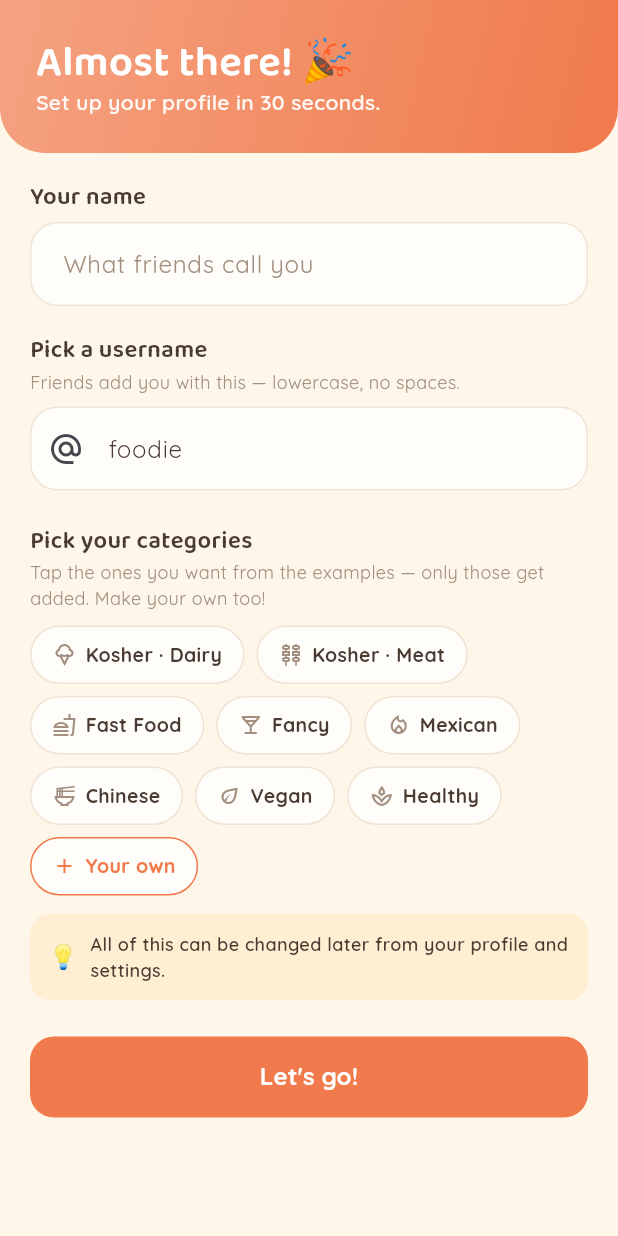
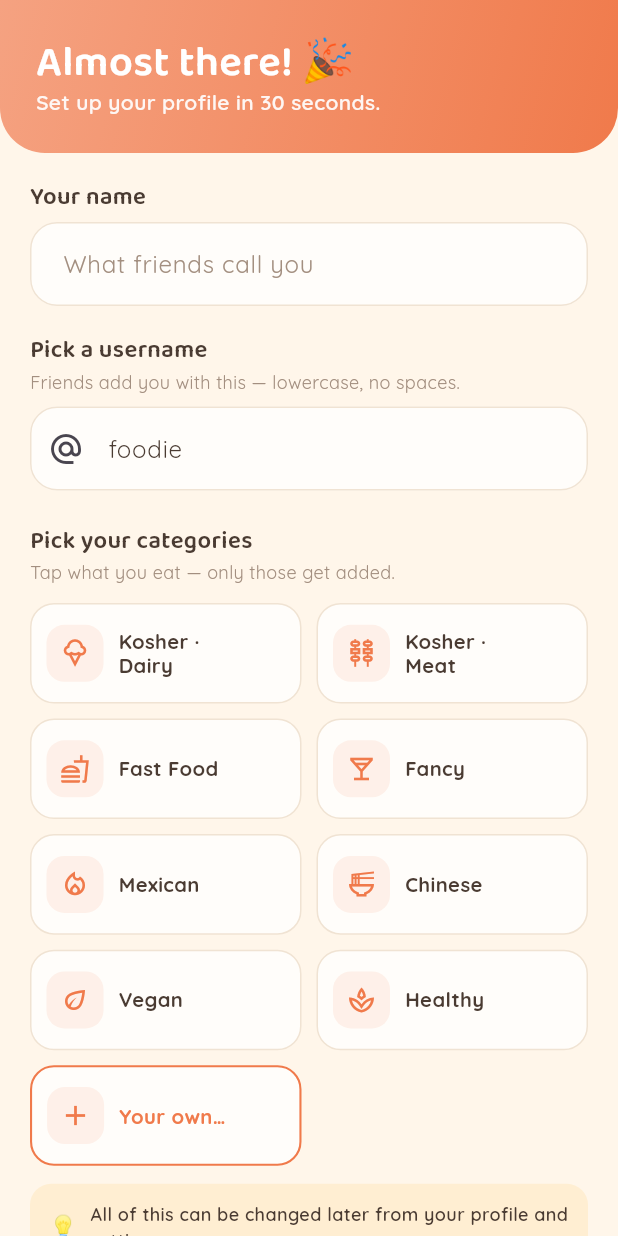
Before and after one commit to AviCagan/Restaurant-tracking, a Flutter app: the ProfileSetupScreen screen opened directly, on a phone screen of 412 x 824 dp. Run offline on Flutter 3.47's test engine with Material 3 defaults, Android fonts, the phone set to English and light mode, and no system bars; our stand-ins replace cached_network_image, cloud_firestore, firebase_auth, firebase_core, firebase_storage, flutter_local_notifications and 9 more; missing offline and left inert: dart:js_interop; accounts and stored records are empty; generated files the repository leaves out were written again.

Commit message:
Fix stale-data restores, unify the Maps key, redesign setup category picker
- android:allowBackup=false: Android was silently restoring old local data
  (friend groups, prefs, the "tour seen" flag) from Google backup on
  reinstall — which resurrected deleted groups and skipped the tutorial
  after the "fresh start" wipe. Installs are now genuinely fresh.
- The Android manifest's hardcoded Maps key now matches the new key used
  everywhere else (one key for map, search, and web).
- Account-creation category picker rebuilt as a two-column grid of big
  tappable cards (icon bubble, label, springy check, live "N picked"
  counter) with a "Your own…" card — much clearer than the little chips.

Co-Authored-By: Claude Fable 5 <noreply@anthropic.com>
Claude-Session: https://claude.ai/code/session_01EyujdCbA9PVdFpE7vHT831

```diff
--- a/lib/screens/profile_setup_screen.dart
+++ b/lib/screens/profile_setup_screen.dart
@@ -144,7 +144,7 @@ class _ProfileSetupScreenState extends State<ProfileSetupScreen> {
     }
   }
 
-  Widget _categoryChip(AppCategory c) {
+  Widget _categoryCard(AppCategory c) {
     final colors = context.colors;
     final on = _picked.contains(c.key);
     return GestureDetector(
@@ -153,27 +153,87 @@ class _ProfileSetupScreenState extends State<ProfileSetupScreen> {
         setState(() => on ? _picked.remove(c.key) : _picked.add(c.key));
       },
       child: AnimatedContainer(
-        duration: const Duration(milliseconds: 120),
-        padding: const EdgeInsets.symmetric(horizontal: 14, vertical: 9),
+        duration: const Duration(milliseconds: 150),
+        curve: Curves.easeOut,
+        padding: const EdgeInsets.symmetric(horizontal: 10, vertical: 10),
         decoration: BoxDecoration(
-          color: on ? AppTheme.accent : colors.surface,
-          borderRadius: BorderRadius.circular(30),
-          border: Border.all(color: on ? AppTheme.accent : colors.line),
+          color: on
+              ? AppTheme.accent.withValues(alpha: 0.14)
+              : colors.surface,
+          borderRadius: BorderRadius.circular(16),
+          border: Border.all(
+              color: on ? AppTheme.accent : colors.line,
+              width: on ? 2 : 1),
         ),
         child: Row(
-          mainAxisSize: MainAxisSize.min,
           children: [
-            Icon(c.icon, size: 16, color: on ? Colors.white : colors.subtle),
-            const SizedBox(width: 6),
-            Text(c.label,
+            AnimatedContainer(
+              duration: const Duration(milliseconds: 150),
+              width: 38,
+              height: 38,
+              decoration: BoxDecoration(
+                color: on
+                    ? AppTheme.accent
+                    : AppTheme.accent.withValues(alpha: 0.10),
+                borderRadius: BorderRadius.circular(12),
+              ),
+              child: Icon(c.icon,
+                  size: 20, color: on ? Colors.white : AppTheme.accent),
+            ),
+            const SizedBox(width: 10),
+            Expanded(
+              child: Text(c.label,
+                  maxLines: 2,
+                  overflow: TextOverflow.ellipsis,
                   style: TextStyle(
-                    fontSize: 13,
-                    fontWeight: FontWeight.w700,
-                    color: on ? Colors.white : colors.ink)),
-            if (on) ...[
-              const SizedBox(width: 5),
-              const Icon(Icons.check, size: 14, color: Colors.white),
+                      fontSize: 13.5,
+                      height: 1.15,
+                      fontWeight: FontWeight.w800,
+                      color: on ? AppTheme.accentDark : colors.ink)),
+            ),
+            AnimatedScale(
+              duration: const Duration(milliseconds: 180),
+              curve: Curves.easeOutBack,
+              scale: on ? 1 : 0,
+              child: Icon(Icons.check_circle,
+                  size: 20, color: AppTheme.accent),
+            ),
           ],
+        ),
+      ),
+    );
+  }
+
+  Widget _addYourOwnCard() {
+    final colors = context.colors;
+    return GestureDetector(
+      onTap: _addCustom,
+      child: Container(
+        padding: const EdgeInsets.symmetric(horizontal: 10, vertical: 10),
+        decoration: BoxDecoration(
+          color: colors.surface,
+          borderRadius: BorderRadius.circular(16),
+          border: Border.all(color: AppTheme.accent, width: 1.4),
+        ),
+        child: Row(
+          children: [
+            Container(
+              width: 38,
+              height: 38,
+              decoration: BoxDecoration(
+                color: AppTheme.accent.withValues(alpha: 0.10),
+                borderRadius: BorderRadius.circular(12),
+              ),
+              child: Icon(Icons.add, size: 22, color: AppTheme.accent),
+            ),
+            const SizedBox(width: 10),
+            Expanded(
+              child: Text('Your own…',
+                  style: TextStyle(
+                      fontSize: 13.5,
+                      fontWeight: FontWeight.w800,
+                      color: AppTheme.accent)),
+            ),
           ],
         ),
       ),
@@ -234,46 +294,48 @@ class _ProfileSetupScreenState extends State<ProfileSetupScreen> {
                   ),
                 ),
                 const SizedBox(height: 24),
+                Row(
+                  children: [
                     Text('Pick your categories',
                         style: AppTheme.heading(16, color: colors.ink)),
-                const SizedBox(height: 4),
-                Text(
-                    'Tap the ones you want from the examples — only those '
-                    'get added. Make your own too!',
-                    style: TextStyle(fontSize: 12, color: colors.subtle)),
-                const SizedBox(height: 10),
-                Wrap(
-                  spacing: 8,
-                  runSpacing: 8,
-                  children: [
-                    ...defaultCategories.map(_categoryChip),
-                    ..._custom.map(_categoryChip),
-                    // Create one right here.
-                    GestureDetector(
-                      onTap: _addCustom,
-                      child: Container(
+                    const Spacer(),
+                    AnimatedSwitcher(
+                      duration: const Duration(milliseconds: 180),
+                      child: _picked.isEmpty
+                          ? const SizedBox.shrink()
+                          : Container(
+                              key: ValueKey(_picked.length),
                               padding: const EdgeInsets.symmetric(
-                            horizontal: 14, vertical: 9),
+                                  horizontal: 10, vertical: 4),
                               decoration: BoxDecoration(
-                          color: colors.surface,
-                          borderRadius: BorderRadius.circular(30),
-                          border: Border.all(color: AppTheme.accent),
+                                color:
+                                    AppTheme.accent.withValues(alpha: 0.12),
+                                borderRadius: BorderRadius.circular(20),
                               ),
-                        child: Row(
-                          mainAxisSize: MainAxisSize.min,
-                          children: [
-                            Icon(Icons.add,
-                                size: 16, color: AppTheme.accent),
-                            const SizedBox(width: 6),
-                            Text('Your own',
+                              child: Text('${_picked.length} picked',
                                   style: TextStyle(
-                                    fontSize: 13,
-                                    fontWeight: FontWeight.w700,
-                                    color: AppTheme.accent)),
+                                      fontSize: 12,
+                                      fontWeight: FontWeight.w800,
+                                      color: AppTheme.accentDark)),
+                            ),
+                    ),
                   ],
                 ),
-                      ),
-                    ),
+                const SizedBox(height: 4),
+                Text('Tap what you eat — only those get added.',
+                    style: TextStyle(fontSize: 12, color: colors.subtle)),
+                const SizedBox(height: 12),
+                GridView.count(
+                  crossAxisCount: 2,
+                  shrinkWrap: true,
+                  physics: const NeverScrollableScrollPhysics(),
+                  mainAxisSpacing: 10,
+                  crossAxisSpacing: 10,
+                  childAspectRatio: 2.7,
+                  children: [
+                    ...defaultCategories.map(_categoryCard),
+                    ..._custom.map(_categoryCard),
+                    _addYourOwnCard(),
                   ],
                 ),
                 const SizedBox(height: 12),
```
Also changed, not shown: 1 other file. Lines whose indentation alone changed are shown as unchanged.
